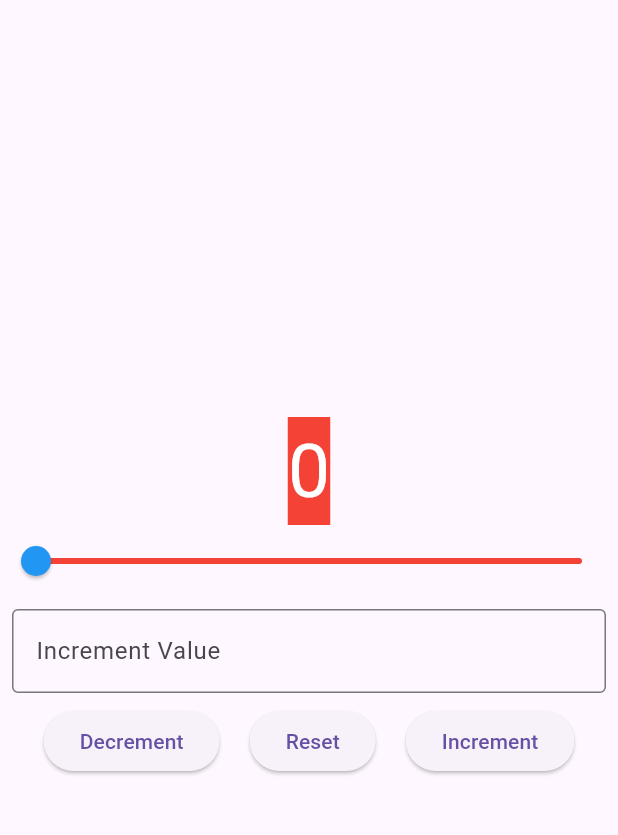
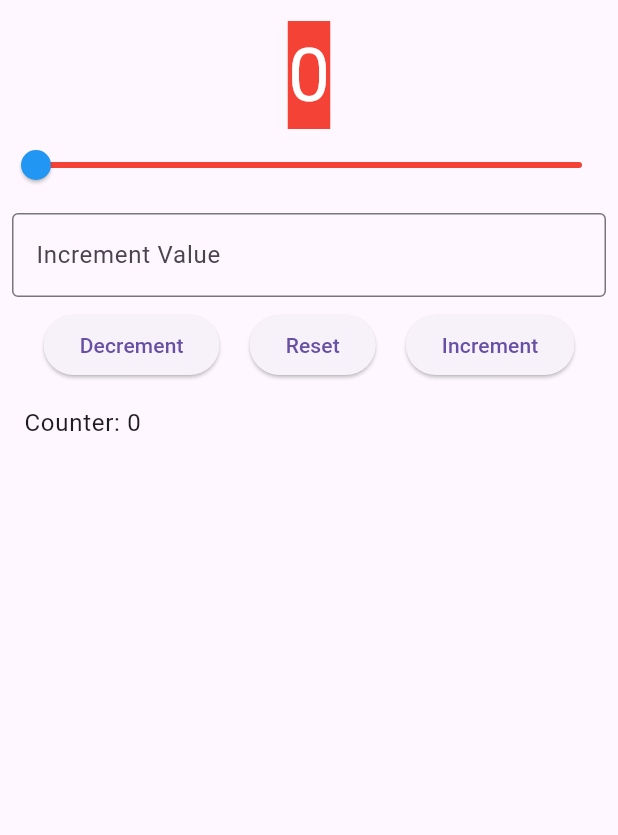
Before and after one commit to SteveT2023/StatefulWidget, a Flutter app: the screen it shows after launch, after a tap on "Reset", on a phone screen of 412 x 824 dp, the part 63-898 px from its top. Run offline on Flutter 3.47's test engine with Material 3 defaults, Android fonts, the phone set to English and light mode, and no system bars.

Commit message:
Added counter history

```diff
--- a/lib/main.dart
+++ b/lib/main.dart
@@ -32,6 +32,7 @@ class _CounterWidgetState extends State<CounterWidget> {
   final int _maxCounter = 1000;
 
   final TextEditingController _controller = TextEditingController();
+  final List<int> _counterHistory = [];
 
   @override
   void dispose() {
@@ -67,6 +68,12 @@ class _CounterWidgetState extends State<CounterWidget> {
     } else {
       return Colors.blue;
     }
+  }
+
+  void _addToHistory(int value) {
+    setState(() {
+      _counterHistory.add(value);
+    });
   }
 
   @override
@@ -124,6 +131,7 @@ class _CounterWidgetState extends State<CounterWidget> {
                   setState(() {
                     if (_counter > 0) {
                       _counter--;
+                      _addToHistory(_counter);
                     }
                   });
                 },
@@ -134,6 +142,7 @@ class _CounterWidgetState extends State<CounterWidget> {
                 onPressed: () {
                   setState(() {
                     _counter = 0;
+                    _addToHistory(_counter);
                   });
                 },
                 child: Text('Reset'),
@@ -146,6 +155,7 @@ class _CounterWidgetState extends State<CounterWidget> {
                       _showMaxLimitMessage();
                     } else {
                       _counter += _incrementValue;
+                      _addToHistory(_counter);
                     }
                   });
                 },
@@ -153,6 +163,16 @@ class _CounterWidgetState extends State<CounterWidget> {
               ),
             ],
           ),
+          Expanded(
+            child: ListView.builder(
+              itemCount: _counterHistory.length,
+              itemBuilder: (context, index) {
+                return ListTile(
+                  title: Text('Counter: ${_counterHistory[index]}'),
+                );
+              },
+            ),
+          ),
         ],
       ),
     );
```
